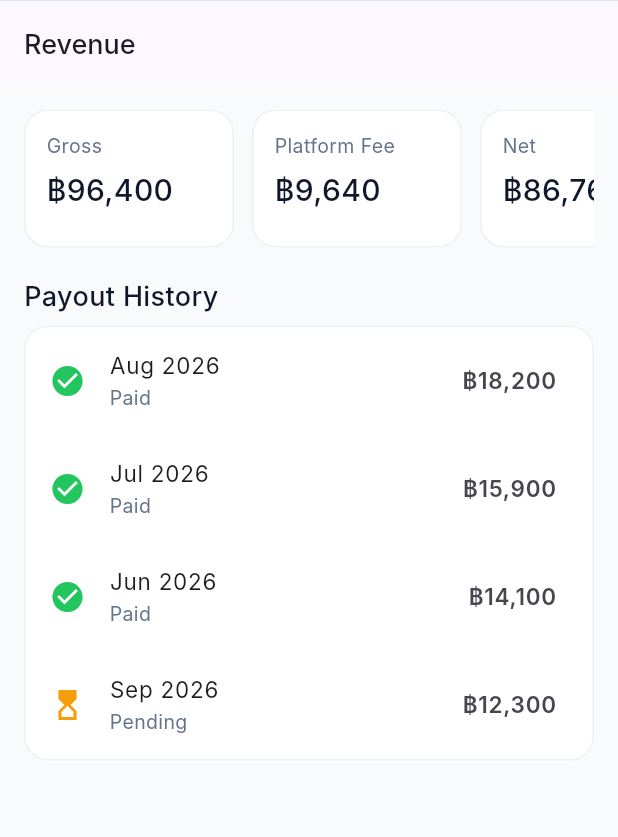
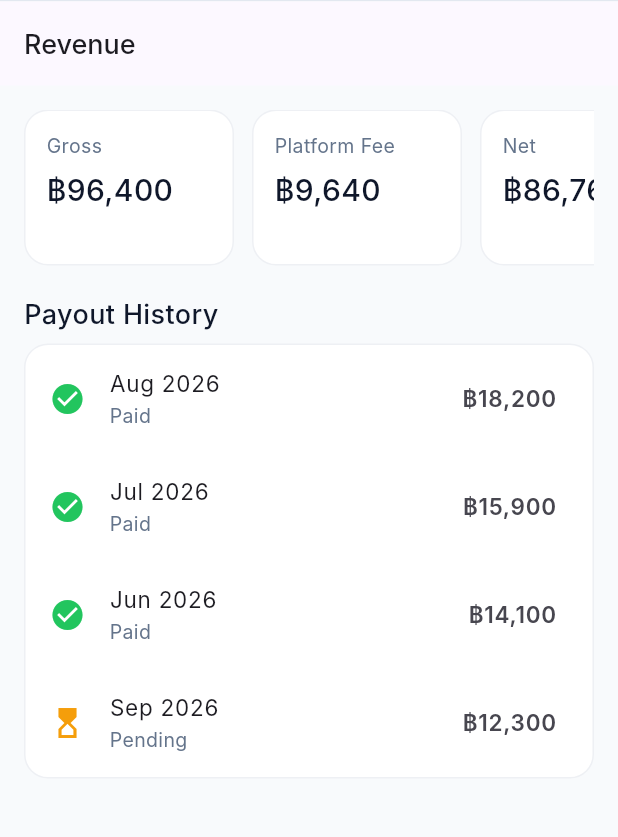
Before and after one commit to Bas-travel/e-lernning, a Flutter app: the InstructorRevenueScreen screen opened by its route, on a phone screen of 412 x 824 dp, the part 102-939 px from its top. Run offline on Flutter 3.47's test engine with Material 3 defaults, Android fonts, the phone set to English and light mode, and no system bars; our stand-ins replace dio, file_picker, flutter_riverpod, flutter_secure_storage, go_router, shared_preferences; accounts and stored records are empty; network calls fail; Roboto replaces fonts that are missing (Inter).

Commit message:
fix(ui): KpiRow height so KPI cards no longer overflow by 7px
Co-Authored-By: Claude Sonnet 5.5 <noreply@anthropic.com>
Claude-Session: https://claude.ai/code/session_01TogNAr4TgnEfHABTecZgo7

```diff
--- a/ab_learning_app/lib/core/widgets/kpi_card.dart
+++ b/ab_learning_app/lib/core/widgets/kpi_card.dart
@@ -72,7 +72,7 @@ class KpiRow extends StatelessWidget {
   @override
   Widget build(BuildContext context) {
     return SizedBox(
-      height: 92,
+      height: 104,
       child: ListView(
         scrollDirection: Axis.horizontal,
         children: stats.map((s) => KpiCard(stat: s)).toList(),
```
